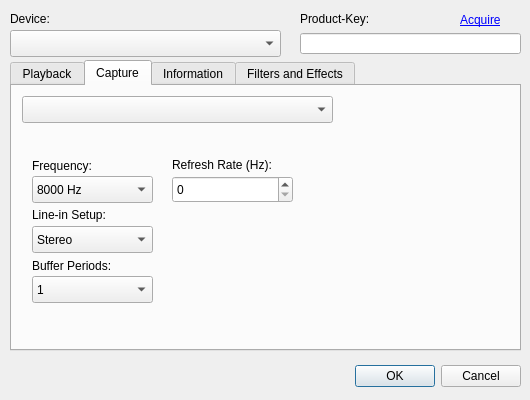
adalinbv/aax-support, file src/aaxconfig.ui: the form before one commit.
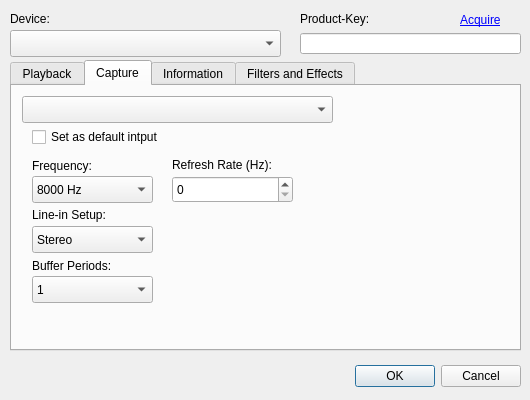
The form after the commit. The open tabs and pages were chosen to show the change. Custom widgets are drawn as their Qt base class.

Commit message: Add support for specifying a default input device

Patch:
```diff
--- a/src/aaxconfig.ui
+++ b/src/aaxconfig.ui
@@ -710,6 +710,22 @@
       <number>1</number>
      </property>
     </widget>
+    <widget class="QCheckBox" name="InputSetDefault">
+     <property name="geometry">
+      <rect>
+       <x>20</x>
+       <y>40</y>
+       <width>171</width>
+       <height>22</height>
+      </rect>
+     </property>
+     <property name="toolTip">
+      <string>&lt;html&gt;&lt;head/&gt;&lt;body&gt;&lt;p&gt;Allow this device to be shared with other applications.&lt;/p&gt;&lt;p&gt;This will increase latency.&lt;/p&gt;&lt;/body&gt;&lt;/html&gt;</string>
+     </property>
+     <property name="text">
+      <string>Set as default intput</string>
+     </property>
+    </widget>
    </widget>
    <widget class="QWidget" name="tab">
     <attribute name="title">
```
Left out of the diff: 2 changed lines with no effect on the pictures. The commit also changes 3 other files.
